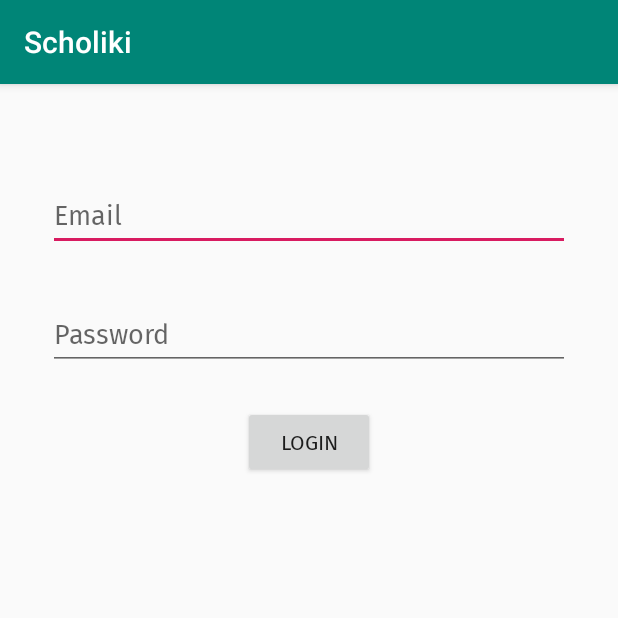
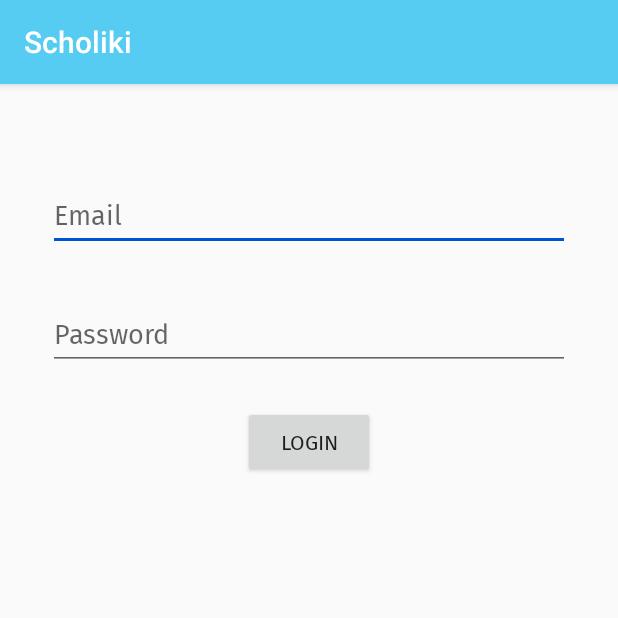
Before and after one commit to pixylife/Scholiki-Android-, an Android app: the screen it shows after launch (LoginActivity), on a phone screen of 412 x 824 dp, the top half of it. Run offline under Robolectric (Android 15) with nearby library versions, the phone set to English and light mode, and no system bars; our stand-ins replace Firebase (no records; nobody signed in at launch, a user with empty details on screens opened directly); 3 statements that could not run were skipped.

```diff
--- a/app/src/main/res/values/colors.xml
+++ b/app/src/main/res/values/colors.xml
@@ -1,6 +1,8 @@
 <?xml version="1.0" encoding="utf-8"?>
 <resources>
-    <color name="colorPrimary">#008577</color>
-    <color name="colorPrimaryDark">#00574B</color>
-    <color name="colorAccent">#D81B60</color>
+    <color name="colorPrimary">#56CCF2</color>
+    <color name="colorPrimaryDark">#2F80ED</color>
+    <color name="colorAccent">#0052D4</color>
+
+
 </resources>
```
Also changed, not shown: app/src/main/assets/in_progress_lottie.json (added, +1 -0 lines), app/src/main/res/drawable/bg_gradient_blue.xml (added, +8 -0 lines), app/src/main/res/layout/layout_in_progress.xml (added, +23 -0 lines).
